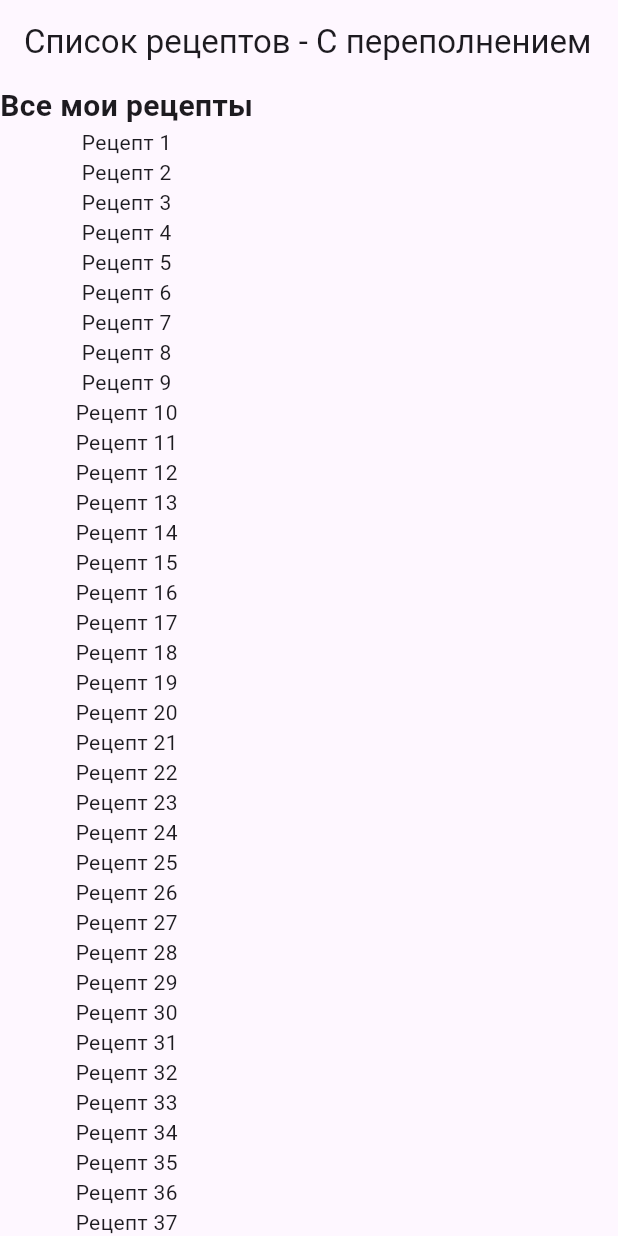
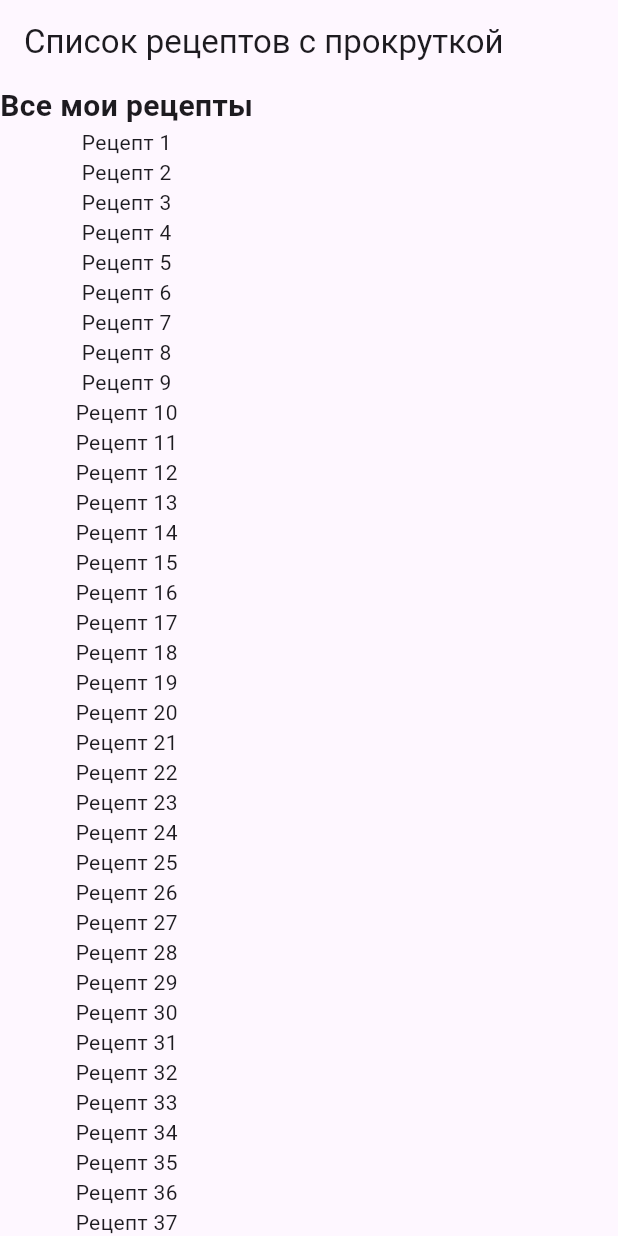
Before and after one commit to verniiiii/flutter4, a Flutter app: the screen it shows after launch, on a phone screen of 412 x 824 dp. Run offline on Flutter 3.47's test engine with Material 3 defaults, Android fonts, the phone set to English and light mode, and no system bars.

Commit message:
SingleChildScrollView

```diff
--- a/lib/main.dart
+++ b/lib/main.dart
@@ -15,14 +15,15 @@ class MyApp extends StatelessWidget {
     return MaterialApp(
       home: Scaffold(
         appBar: AppBar(
-          title: const Text('Список рецептов - С переполнением'),
+          title: const Text('Список рецептов с прокруткой'),
         ),
-        body: Column(
-          children: <Widget>[
-            Text('Все мои рецепты', style: TextStyle(fontSize: 20, fontWeight: FontWeight.bold)),
-            // Добавляем все рецепты в Column - это вызовет переполнение
-            ...recipes.map((recipe) => Text(recipe)),
-          ],
+        body: SingleChildScrollView( // Оборачиваем Column в SingleChildScrollView
+          child: Column(
+            children: <Widget>[
+              Text('Все мои рецепты', style: TextStyle(fontSize: 20, fontWeight: FontWeight.bold)),
+              ...recipes.map((recipe) => Text(recipe)),
+            ],
+          ),
         ),
       ),
     );
```
